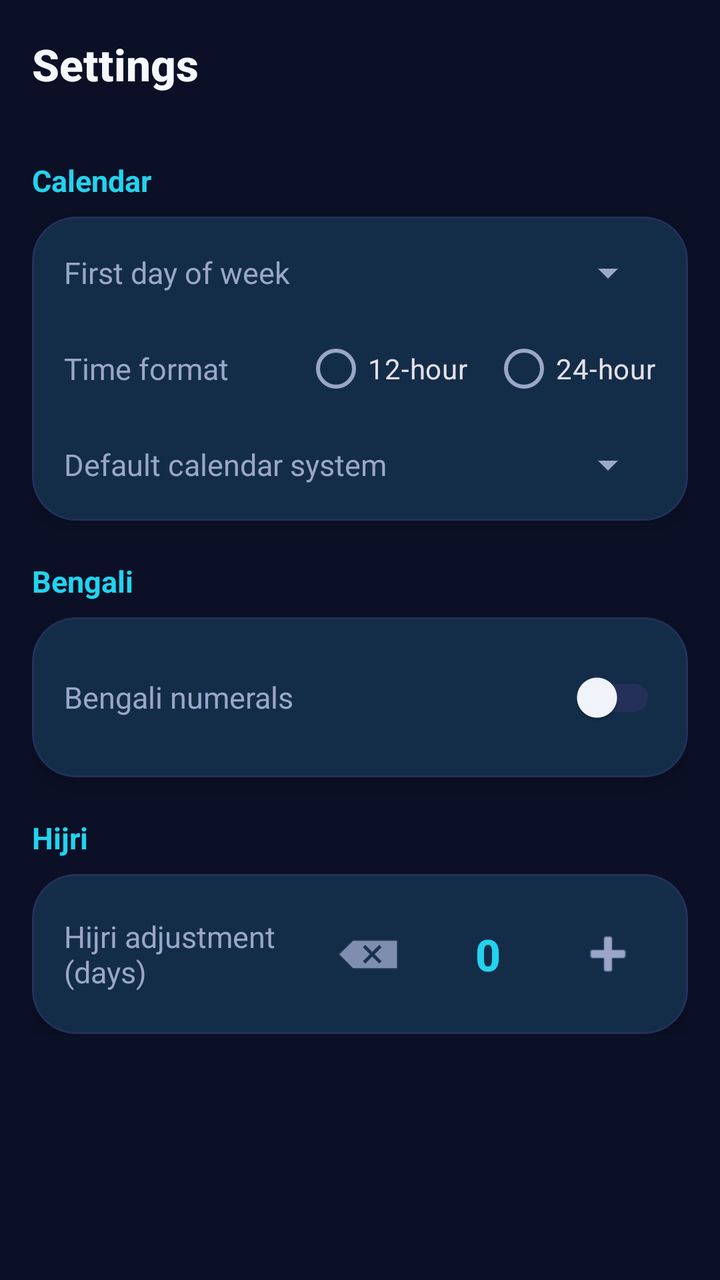
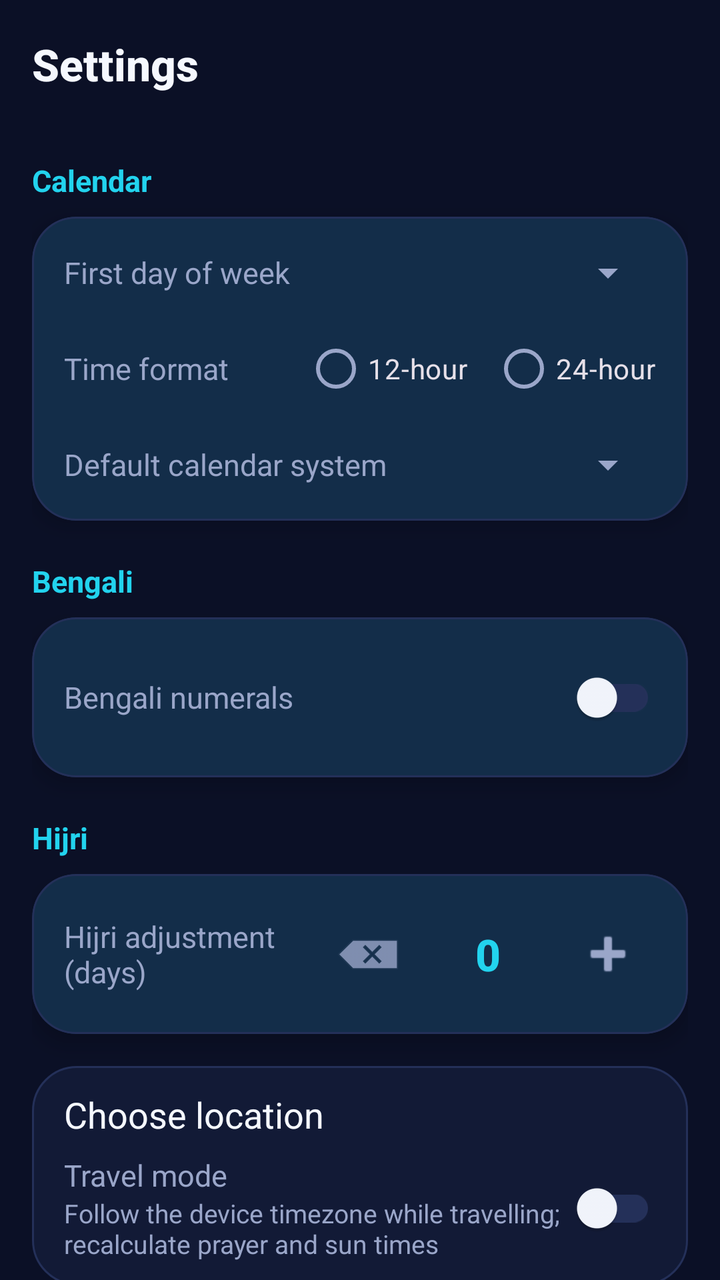

Two renders of the same Android screen: before a commit and after it. Below are the layout's source before the change and the commit's diff.
<!-- AndroidManifest.xml: application theme Theme.SHSCalendar -->
<!-- res/layout/activity_settings.xml -->
<?xml version="1.0" encoding="utf-8"?>
<LinearLayout xmlns:android="http://schemas.android.com/apk/res/android"
    xmlns:app="http://schemas.android.com/apk/res-auto"
    android:layout_width="match_parent"
    android:layout_height="match_parent"
    android:background="@color/shs_night"
    android:orientation="vertical">

    <com.google.android.material.appbar.MaterialToolbar
        android:id="@+id/settings_toolbar"
        style="@style/SHS.TopBar"
        android:layout_width="match_parent"
        android:layout_height="wrap_content"
        app:title="@string/settings_title" />

    <androidx.core.widget.NestedScrollView
        android:layout_width="match_parent"
        android:layout_height="match_parent"
        android:clipToPadding="false"
        android:paddingBottom="@dimen/shs_bottom_nav_height">

        <LinearLayout
            android:layout_width="match_parent"
            android:layout_height="wrap_content"
            android:orientation="vertical"
            android:padding="@dimen/shs_screen_padding">

            
            <TextView
                style="@style/SHS.Text.Accent"
                android:layout_width="wrap_content"
                android:layout_height="wrap_content"
                android:text="@string/settings_calendar_section" />

            <com.google.android.material.card.MaterialCardView
                style="@style/SHS.Card"
                android:layout_width="match_parent"
                android:layout_height="wrap_content"
                android:layout_marginTop="@dimen/shs_space_xs">

                <LinearLayout
                    android:layout_width="match_parent"
                    android:layout_height="wrap_content"
                    android:orientation="vertical"
                    android:padding="@dimen/shs_space_md">

                    <LinearLayout
                        android:layout_width="match_parent"
                        android:layout_height="wrap_content"
                        android:gravity="center_vertical"
                        android:orientation="horizontal">

                        <TextView
                            style="@style/SHS.Text.Body"
                            android:layout_width="0dp"
                            android:layout_height="wrap_content"
                            android:layout_weight="1"
                            android:text="@string/settings_first_day_of_week" />

                        <Spinner
                            android:id="@+id/settings_first_day_spinner"
                            android:layout_width="wrap_content"
                            android:layout_height="wrap_content" />
                    </LinearLayout>

                    <LinearLayout
                        android:layout_width="match_parent"
                        android:layout_height="wrap_content"
                        android:layout_marginTop="@dimen/shs_space_sm"
                        android:gravity="center_vertical"
                        android:orientation="horizontal">

                        <TextView
                            style="@style/SHS.Text.Body"
                            android:layout_width="0dp"
                            android:layout_height="wrap_content"
                            android:layout_weight="1"
                            android:text="@string/settings_time_format" />

                        <RadioGroup
                            android:id="@+id/settings_time_format_group"
                            android:layout_width="wrap_content"
                            android:layout_height="wrap_content"
                            android:orientation="horizontal">

                            <RadioButton
                                android:id="@+id/settings_time_12"
                                android:layout_width="wrap_content"
                                android:layout_height="wrap_content"
                                android:text="@string/settings_time_format_12" />

                            <RadioButton
                                android:id="@+id/settings_time_24"
                                android:layout_width="wrap_content"
                                android:layout_height="wrap_content"
                                android:layout_marginStart="@dimen/shs_space_sm"
                                android:text="@string/settings_time_format_24" />
                        </RadioGroup>
                    </LinearLayout>

                    <LinearLayout
                        android:layout_width="match_parent"
                        android:layout_height="wrap_content"
                        android:layout_marginTop="@dimen/shs_space_sm"
                        android:gravity="center_vertical"
                        android:orientation="horizontal">

                        <TextView
                            style="@style/SHS.Text.Body"
                            android:layout_width="0dp"
                            android:layout_height="wrap_content"
                            android:layout_weight="1"
                            android:text="@string/settings_default_calendar" />

                        <Spinner
                            android:id="@+id/settings_calendar_spinner"
                            android:layout_width="wrap_content"
                            android:layout_height="wrap_content" />
                    </LinearLayout>
                </LinearLayout>
            </com.google.android.material.card.MaterialCardView>

            
            <TextView
                style="@style/SHS.Text.Accent"
                android:layout_width="wrap_content"
                android:layout_height="wrap_content"
                android:layout_marginTop="@dimen/shs_space_lg"
                android:text="@string/settings_bengali_section" />

            <com.google.android.material.card.MaterialCardView
                style="@style/SHS.Card"
                android:layout_width="match_parent"
                android:layout_height="wrap_content"
                android:layout_marginTop="@dimen/shs_space_xs">

                <LinearLayout
                    android:layout_width="match_parent"
                    android:layout_height="wrap_content"
                    android:gravity="center_vertical"
                    android:orientation="horizontal"
                    android:padding="@dimen/shs_space_md">

                    <TextView
                        style="@style/SHS.Text.Body"
                        android:layout_width="0dp"
                        android:layout_height="wrap_content"
                        android:layout_weight="1"
                        android:text="@string/settings_bengali_numerals" />

                    <com.google.android.material.switchmaterial.SwitchMaterial
                        android:id="@+id/settings_bengali_numerals_switch"
                        android:layout_width="wrap_content"
                        android:layout_height="wrap_content" />
                </LinearLayout>
            </com.google.android.material.card.MaterialCardView>

            
            <TextView
                style="@style/SHS.Text.Accent"
                android:layout_width="wrap_content"
                android:layout_height="wrap_content"
                android:layout_marginTop="@dimen/shs_space_lg"
                android:text="@string/settings_hijri_section" />

            <com.google.android.material.card.MaterialCardView
                style="@style/SHS.Card"
                android:layout_width="match_parent"
                android:layout_height="wrap_content"
                android:layout_marginTop="@dimen/shs_space_xs">

                <LinearLayout
                    android:layout_width="match_parent"
                    android:layout_height="wrap_content"
                    android:gravity="center_vertical"
                    android:orientation="horizontal"
                    android:padding="@dimen/shs_space_md">

                    <TextView
                        style="@style/SHS.Text.Body"
                        android:layout_width="0dp"
                        android:layout_height="wrap_content"
                        android:layout_weight="1"
                        android:text="@string/settings_hijri_adjustment" />

                    <ImageButton
                        android:id="@+id/settings_hijri_minus"
                        android:layout_width="@dimen/shs_min_touch_target"
                        android:layout_height="@dimen/shs_min_touch_target"
                        android:background="?attr/selectableItemBackgroundBorderless"
                        android:contentDescription="@string/settings_hijri_adjustment"
                        android:src="@android:drawable/ic_input_delete"
                        app:tint="@color/shs_text_secondary" />

                    <TextView
                        android:id="@+id/settings_hijri_value"
                        style="@style/SHS.Text.Title"
                        android:layout_width="wrap_content"
                        android:layout_height="wrap_content"
                        android:layout_marginStart="@dimen/shs_space_sm"
                        android:layout_marginEnd="@dimen/shs_space_sm"
                        android:minWidth="48dp"
                        android:text="0"
                        android:textAlignment="center"
                        android:textColor="@color/shs_cyan" />

                    <ImageButton
                        android:id="@+id/settings_hijri_plus"
                        android:layout_width="@dimen/shs_min_touch_target"
                        android:layout_height="@dimen/shs_min_touch_target"
                        android:background="?attr/selectableItemBackgroundBorderless"
                        android:contentDescription="@string/settings_hijri_adjustment"
                        android:src="@android:drawable/ic_input_add"
                        app:tint="@color/shs_text_secondary" />
                </LinearLayout>
            </com.google.android.material.card.MaterialCardView>
        </LinearLayout>
    </androidx.core.widget.NestedScrollView>
</LinearLayout>
<!-- resources referenced by this layout -->
<resources>
  <color name="shs_cyan">#22D3EE</color>
  <color name="shs_night">#0B1026</color>
  <color name="shs_text_secondary">#9AA6C9</color>
  <dimen name="shs_bottom_nav_height">68dp</dimen>
  <dimen name="shs_min_touch_target">48dp</dimen>
  <dimen name="shs_screen_padding">16dp</dimen>
  <dimen name="shs_space_lg">20dp</dimen>
  <dimen name="shs_space_md">16dp</dimen>
  <dimen name="shs_space_sm">12dp</dimen>
  <dimen name="shs_space_xs">8dp</dimen>
  <string name="settings_bengali_numerals">Bengali numerals</string>
  <string name="settings_bengali_section">Bengali</string>
  <string name="settings_calendar_section">Calendar</string>
  <string name="settings_default_calendar">Default calendar system</string>
  <string name="settings_first_day_of_week">First day of week</string>
  <string name="settings_hijri_adjustment">Hijri adjustment (days)</string>
  <string name="settings_hijri_section">Hijri</string>
  <string name="settings_time_format">Time format</string>
  <string name="settings_time_format_12">12-hour</string>
  <string name="settings_time_format_24">24-hour</string>
  <string name="settings_title">Settings</string>
  <style name="SHS.Text.Accent" parent="TextAppearance.AppCompat.Medium">
          <item name="android:textSize">@dimen/shs_text_body</item>
          <item name="android:textColor">@color/shs_cyan</item>
          <item name="android:textStyle">bold</item>
      </style>
  <style name="SHS.Text.Body" parent="TextAppearance.AppCompat.Body1">
          <item name="android:textSize">@dimen/shs_text_body</item>
          <item name="android:textColor">@color/shs_text_secondary</item>
      </style>
  <color name="shs_surface">#121A36</color>
  <dimen name="shs_radius_card">22dp</dimen>
  <dimen name="shs_elevation_card">6dp</dimen>
  <color name="shs_stroke">#243059</color>
  <dimen name="shs_text_body">15sp</dimen>
  <dimen name="shs_text_title">22sp</dimen>
  <color name="shs_text_primary">#F5F8FF</color>
  <color name="shs_text_on_accent">#06121F</color>
  <color name="shs_cyan_deep">#0891B2</color>
  <color name="shs_teal">#2DD4BF</color>
  <color name="shs_teal_deep">#0D9488</color>
  <color name="shs_indigo">#818CF8</color>
  <color name="shs_danger">#FB7185</color>
  <color name="shs_surface_high">#1A2447</color>
  <color name="shs_nav_bg">#0D132C</color>
  <color name="shs_text_muted">#64709B</color>
  <style name="Theme.SHSCalendar.Dialog" parent="ThemeOverlay.Material3.MaterialAlertDialog">
          <item name="colorSurface">@color/shs_surface_high</item>
          <item name="shapeAppearanceCornerLarge">@style/ShapeAppearance.SHSCalendar.Large</item>
      </style>
  <style name="ShapeAppearance.SHSCalendar.Large" parent="ShapeAppearance.Material3.Corner.Large">
          <item name="cornerSize">@dimen/shs_radius_card</item>
      </style>
  <!-- unchanged entries left out for length: 4 -->
</resources>

<!-- the commit's change to res/layout/activity_settings.xml (unified diff, before → after) -->
@@ -161,7 +161,7 @@
                 android:layout_width="wrap_content"
                 android:layout_height="wrap_content"
                 android:layout_marginTop="@dimen/shs_space_lg"
-                android:text="@string/settings_hijri_section" />
+                                android:text="@string/settings_hijri_section" />
 
             <com.google.android.material.card.MaterialCardView
                 style="@style/SHS.Card"
@@ -214,6 +214,57 @@
                         app:tint="@color/shs_text_secondary" />
                 </LinearLayout>
             </com.google.android.material.card.MaterialCardView>
+                <LinearLayout
+                    android:layout_width="match_parent"
+                    android:layout_height="wrap_content"
+                    android:orientation="vertical"
+                    android:layout_marginTop="16dp"
+                    android:paddingStart="16dp"
+                    android:paddingEnd="16dp"
+                    android:paddingTop="12dp"
+                    android:paddingBottom="12dp"
+                    android:background="@drawable/bg_card">
+
+                    <TextView
+                        android:layout_width="wrap_content"
+                        android:layout_height="wrap_content"
+                        android:text="@string/location_picker_title"
+                        android:textAppearance="@style/SHS.Text.Subtitle" />
+
+                    <LinearLayout
+                        android:layout_width="match_parent"
+                        android:layout_height="wrap_content"
+                        android:orientation="horizontal"
+                        android:gravity="center_vertical"
+                        android:layout_marginTop="8dp">
+
+                        <LinearLayout
+                            android:layout_width="0dp"
+                            android:layout_height="wrap_content"
+                            android:layout_weight="1"
+                            android:orientation="vertical">
+
+                            <TextView
+                                android:layout_width="wrap_content"
+                                android:layout_height="wrap_content"
+                                android:text="@string/travel_mode"
+                                android:textAppearance="@style/SHS.Text.Body" />
+
+                            <TextView
+                                android:layout_width="wrap_content"
+                                android:layout_height="wrap_content"
+                                android:text="@string/travel_mode_summary"
+                                android:textAppearance="@style/SHS.Text.Caption" />
+                        </LinearLayout>
+
+                        <com.google.android.material.switchmaterial.SwitchMaterial
+                            android:id="@+id/settings_travel_mode_switch"
+                            android:layout_width="wrap_content"
+                            android:layout_height="wrap_content"
+                            android:contentDescription="@string/travel_mode" />
+                    </LinearLayout>
+                </LinearLayout>
+
         </LinearLayout>
     </androidx.core.widget.NestedScrollView>
 </LinearLayout>
<!-- resource entries referenced after the edit -->
@@ -10,6 +10,17 @@
   <dimen name="shs_space_md">16dp</dimen>
   <dimen name="shs_space_sm">12dp</dimen>
   <dimen name="shs_space_xs">8dp</dimen>
+  <!-- drawable bg_card (drawable) -->
+  <?xml version="1.0" encoding="utf-8"?>
+  <shape xmlns:android="http://schemas.android.com/apk/res/android"
+      android:shape="rectangle">
+      <solid android:color="@color/shs_surface" />
+      <stroke
+          android:width="1dp"
+          android:color="@color/shs_stroke" />
+      <corners android:radius="@dimen/shs_radius_card" />
+  </shape>
+  <string name="location_picker_title">Choose location</string>
   <string name="settings_bengali_numerals">Bengali numerals</string>
   <string name="settings_bengali_section">Bengali</string>
   <string name="settings_calendar_section">Calendar</string>
@@ -21,6 +32,8 @@
   <string name="settings_time_format_12">12-hour</string>
   <string name="settings_time_format_24">24-hour</string>
   <string name="settings_title">Settings</string>
+  <string name="travel_mode">Travel mode</string>
+  <string name="travel_mode_summary">Follow the device timezone while travelling; recalculate prayer and sun times</string>
   <style name="SHS.Text.Accent" parent="TextAppearance.AppCompat.Medium">
           <item name="android:textSize">@dimen/shs_text_body</item>
           <item name="android:textColor">@color/shs_cyan</item>
@@ -30,11 +43,21 @@
           <item name="android:textSize">@dimen/shs_text_body</item>
           <item name="android:textColor">@color/shs_text_secondary</item>
       </style>
+  <style name="SHS.Text.Caption" parent="TextAppearance.AppCompat.Caption">
+          <item name="android:textSize">@dimen/shs_text_caption</item>
+          <item name="android:textColor">@color/shs_text_secondary</item>
+      </style>
+  <style name="SHS.Text.Subtitle" parent="TextAppearance.AppCompat.Medium">
+          <item name="android:textSize">@dimen/shs_text_subtitle</item>
+          <item name="android:textColor">@color/shs_text_primary</item>
+      </style>
   <color name="shs_surface">#121A36</color>
   <dimen name="shs_radius_card">22dp</dimen>
   <dimen name="shs_elevation_card">6dp</dimen>
   <color name="shs_stroke">#243059</color>
   <dimen name="shs_text_body">15sp</dimen>
+  <dimen name="shs_text_caption">13sp</dimen>
+  <dimen name="shs_text_subtitle">18sp</dimen>
   <dimen name="shs_text_title">22sp</dimen>
   <color name="shs_text_primary">#F5F8FF</color>
   <color name="shs_text_on_accent">#06121F</color>
